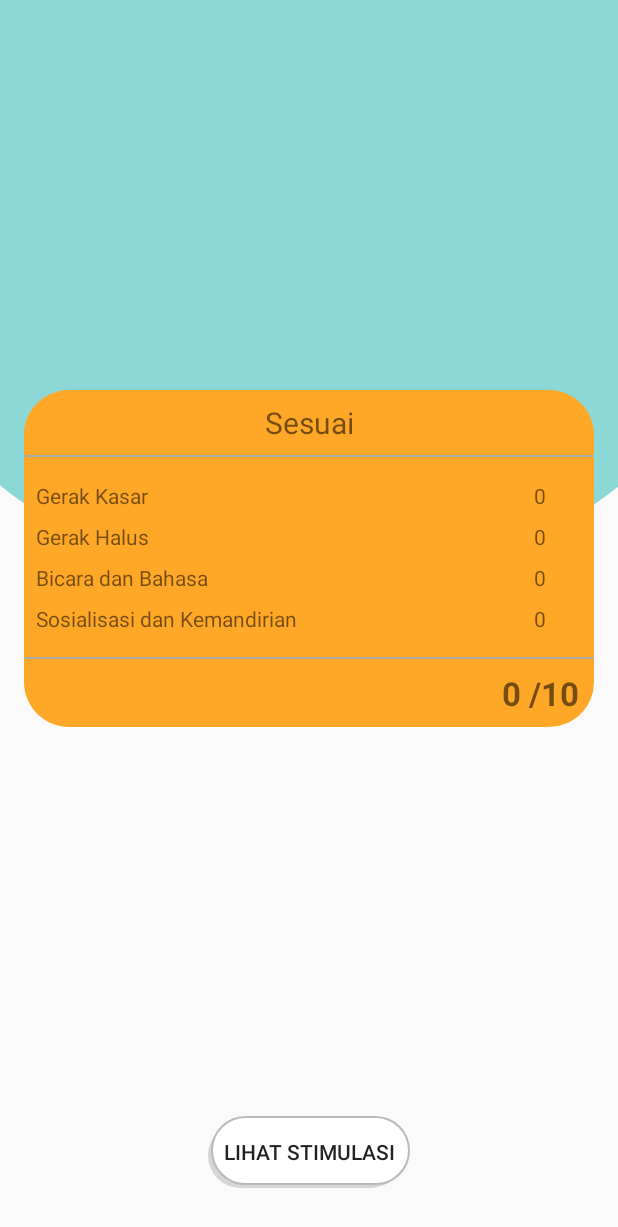
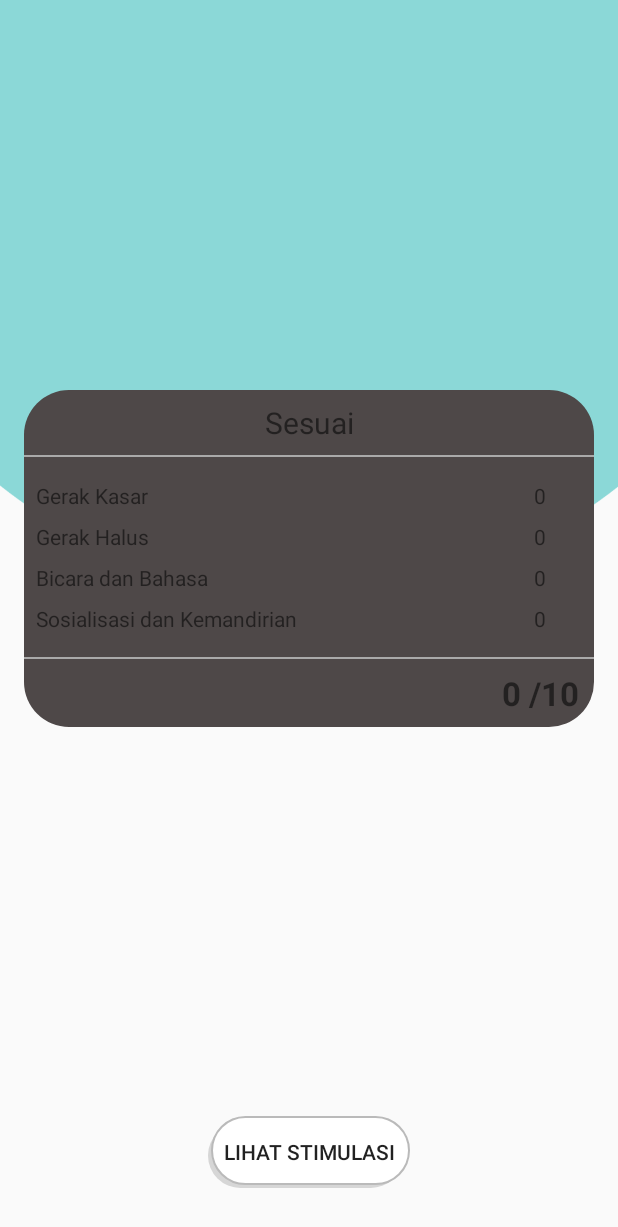
Before and after one commit to Arpgsfh/PA, an Android app: the layout activity_penilaian.xml on its own in the app's theme, with its tools: preview values and no code run, on a phone screen of 412 x 824 dp. Shown: the top 1227 px of the screen. Run offline under Robolectric (Android 15) with nearby library versions, the phone set to English and light mode, and no system bars.

Commit message:
Update tampilan stimulasi

```diff
--- a/app/src/main/java/org/d3ifcool/denver/StimulasiChildViewHolder.java
+++ b/app/src/main/java/org/d3ifcool/denver/StimulasiChildViewHolder.java
@@ -18,7 +18,7 @@ public class StimulasiChildViewHolder extends ChildViewHolder {
 
     public void onBind(String tahapan, String stimulasi) {
         listChildTahapan.setText(tahapan);
-        listChildStimulasi.setText(stimulasi);
+        listChildStimulasi.setText(stimulasi.replace("_b","\n"));
     }
 
 }
--- a/app/src/main/res/values/colors.xml
+++ b/app/src/main/res/values/colors.xml
@@ -1,8 +1,8 @@
 <?xml version="1.0" encoding="utf-8"?>
 <resources>
-    <color name="colorPrimary">#FFA726</color>
-    <color name="colorPrimaryDark">#D88E22</color>
-    <color name="colorAccent">#FFA726</color>
+    <color name="colorPrimary">#4E4848</color>
+    <color name="colorPrimaryDark">#481B38</color>
+    <color name="colorAccent">#481B38</color>
 
 
     <color name="green">#B0FFA7</color>
```
